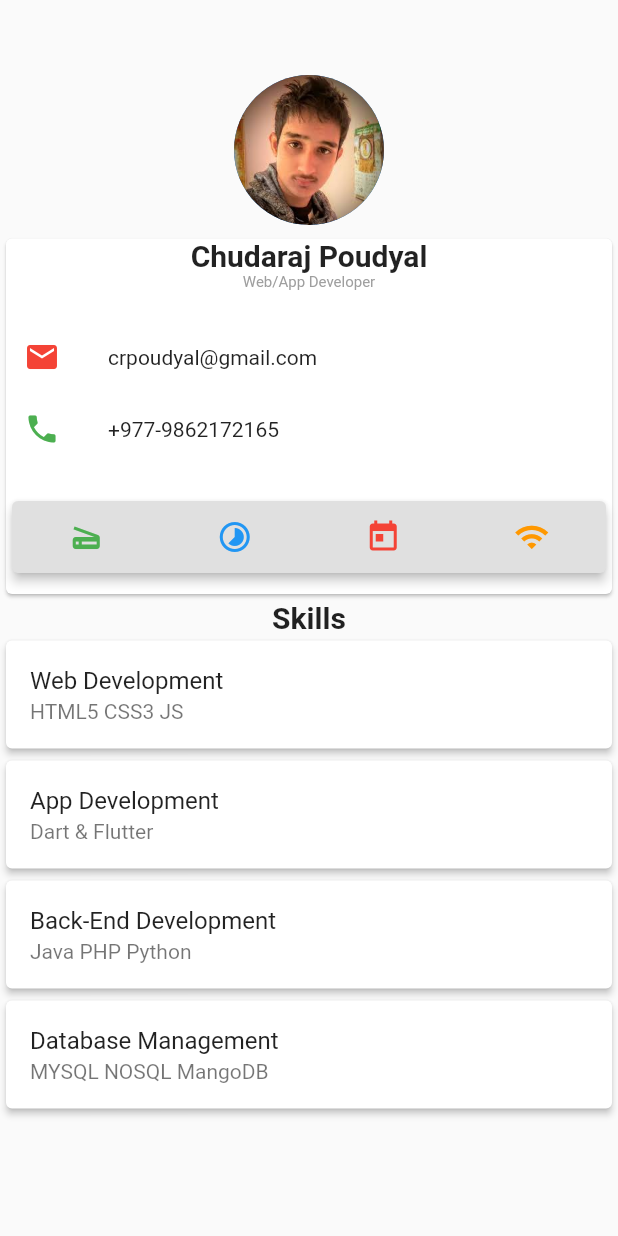
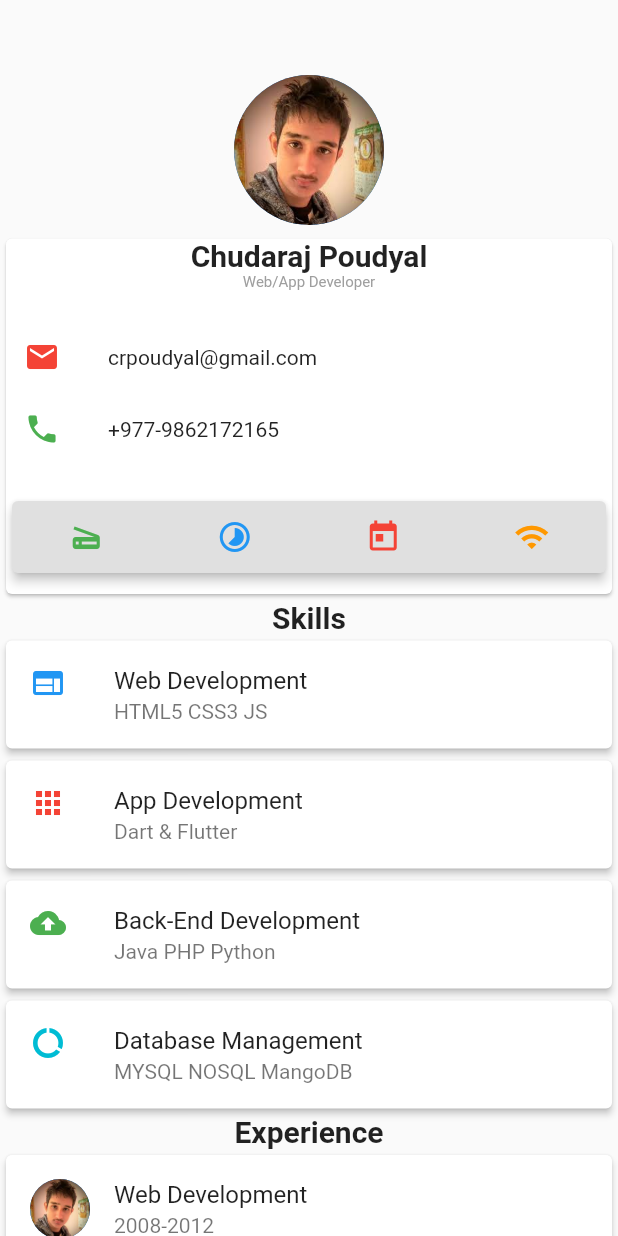
Before and after one commit to crpoudyal/flutter_cv_app, a Flutter app: the screen it shows after launch, on a phone screen of 412 x 824 dp. Run offline on Flutter 3.47's test engine with Material 2 defaults, Android fonts, the phone set to English and light mode, and no system bars.

Commit message:
on page scrolling, skill ,experience added

```diff
--- a/lib/main.dart
+++ b/lib/main.dart
@@ -1,4 +1,5 @@
 import 'package:flutter/material.dart';
+import 'package:flutter/rendering.dart';
 
 void main() {
   runApp(cvapp());
@@ -32,9 +33,8 @@ class _indexState extends State<index> {
   @override
   Widget build(BuildContext context) {
     return Scaffold(
-
-      body: Column(
-
+      body: SingleChildScrollView(
+        child: Column(
           mainAxisAlignment: MainAxisAlignment.start,
           children: <Widget>[
             Padding(
@@ -44,7 +44,6 @@ class _indexState extends State<index> {
                 radius: 50.0,
               ),
             ),
-
             Card(
               child: Column(
                 children: <Widget>[
@@ -135,8 +134,62 @@ class _indexState extends State<index> {
             Card(
               elevation: 2.0,
               child: ListTile(
+                leading: Icon(
+                  Icons.web,
+                  color: Colors.blue,
+                ),
                 title: Text("Web Development"),
                 subtitle: Text("HTML5 CSS3 JS"),
+              ),
+            ),
+            Card(
+              elevation: 2.0,
+              child: ListTile(
+                leading: Icon(
+                  Icons.apps,
+                  color: Colors.red,
+                ),
+                title: Text("App Development"),
+                subtitle: Text("Dart & Flutter"),
+              ),
+            ),
+            Card(
+              elevation: 2.0,
+              child: ListTile(
+                leading: Icon(
+                  Icons.backup,
+                  color: Colors.green,
+                ),
+                title: Text("Back-End Development"),
+                subtitle: Text("Java PHP Python"),
+              ),
+            ),
+            Card(
+              elevation: 2.0,
+              child: ListTile(
+                leading: Icon(
+                  Icons.data_usage,
+                  color: Colors.cyan,
+                ),
+                title: Text("Database Management"),
+                subtitle: Text("MYSQL NOSQL MangoDB"),
+              ),
+            ),
+            Text(
+              "Experience",
+              style: TextStyle(
+                fontSize: 20.0,
+                fontWeight: FontWeight.bold,
+              ),
+            ),
+            Card(
+              elevation: 2.0,
+              child: ListTile(
+                leading: CircleAvatar(
+                  backgroundImage: AssetImage("images/cr.jpg"),
+                ),
+                title: Text("Web Development"),
+                subtitle: Text("2008-2012"),
               ),
             ),
             Card(
@@ -147,7 +200,6 @@ class _indexState extends State<index> {
               ),
             ),
             Card(
-
               elevation: 2.0,
               child: ListTile(
                 title: Text("Back-End Development"),
@@ -156,19 +208,21 @@ class _indexState extends State<index> {
             ),
             Card(
               elevation: 2.0,
-
               child: ListTile(
-
-
                 title: Text("Database Management"),
                 subtitle: Text("MYSQL NOSQL MangoDB"),
               ),
             ),
-
-
+            Text(
+              "Interest",
+              style: TextStyle(
+                fontSize: 20.0,
+                fontWeight: FontWeight.bold,
+              ),
+            ),
           ],
         ),
-
+      ),
     );
   }
 }
```
Lines whose indentation alone changed are shown as unchanged.
